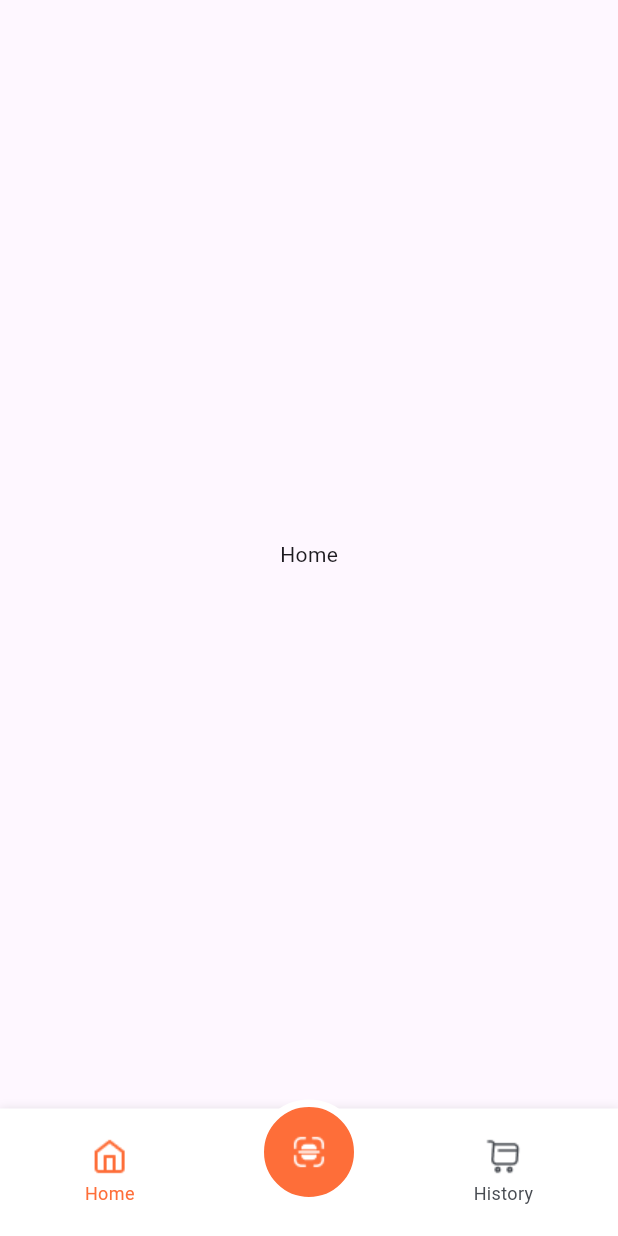
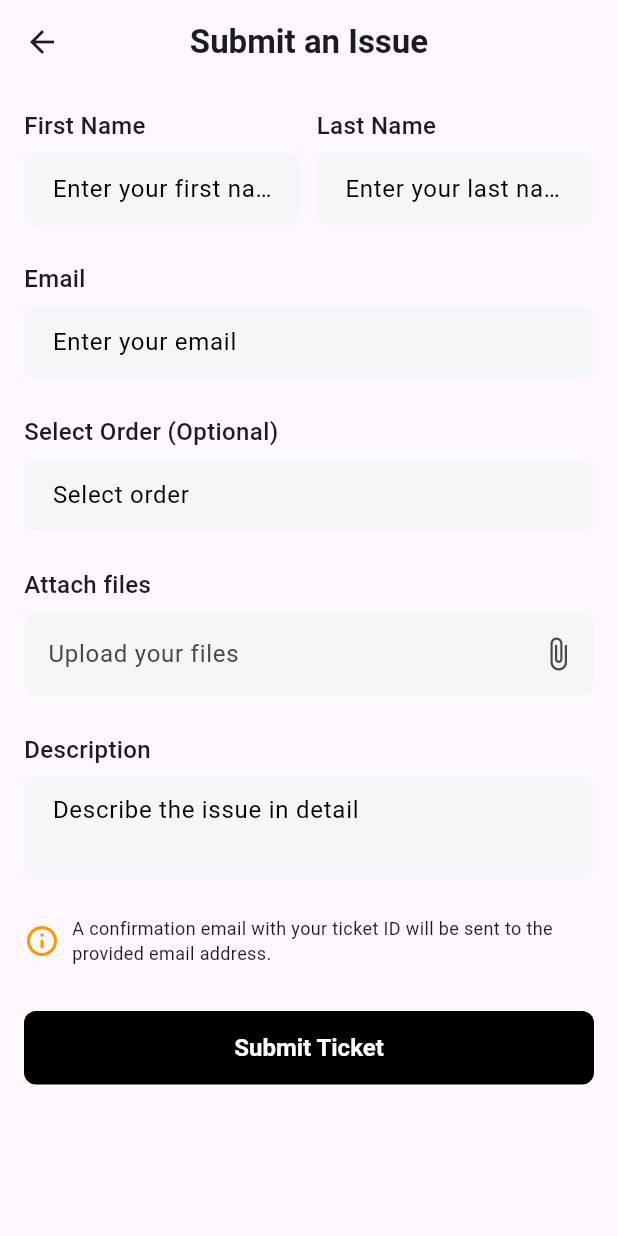
Before and after one commit to priyankanit/Restaurant_Pager_App, a Flutter app: the screen it shows after launch, on a phone screen of 412 x 824 dp. Run offline on Flutter 3.47's test engine with Material 3 defaults, Android fonts, the light colour scheme and no system bars; our stand-ins replace delightful_toast, flutter_svg, get, google_fonts, image_picker, pinput; missing offline and left inert: restaurant_pager, smart_auth.

Commit message:
sumbit issue UI done

```diff
--- /dev/null
+++ b/lib/controllers/tickets/raise_ticket.dart
@@ -0,0 +1,24 @@
+// controllers/issue_ticket_controller.dart
+import 'package:flutter/material.dart';
+import 'package:restuarant_pager_app/models/tickets/raise_ticket.dart';
+
+class IssueTicketController {
+  final GlobalKey<FormState> formKey = GlobalKey<FormState>();
+  IssueTicketModel ticket = IssueTicketModel(
+    firstName: '',
+    lastName: '',
+    email: '',
+    description: '',
+  );
+
+  void submitTicket(BuildContext context) {
+    if (formKey.currentState?.validate() ?? false) {
+      formKey.currentState?.save();
+      // Implement ticket submission logic here
+      // e.g., send ticket to server, show confirmation, etc.
+      ScaffoldMessenger.of(context).showSnackBar(
+        const SnackBar(content: Text('Ticket submitted successfully')),
+      );
+    }
+  }
+}
--- a/lib/main.dart
+++ b/lib/main.dart
@@ -2,6 +2,7 @@ import 'package:flutter/material.dart';
 import 'package:get/get.dart';
 import 'package:restuarant_pager_app/views/pages/dashboard/dashboard.dart';
 import 'package:restuarant_pager_app/views/pages/dashboard/dashboard_binding.dart';
+import 'package:restuarant_pager_app/views/tickets/raise_ticket.dart';
 
 
 void main() {
@@ -13,14 +14,15 @@ class MyApp extends StatelessWidget {
   Widget build(BuildContext context) {
     return GetMaterialApp( // GetMaterialApp is needed for GetX
       title: "DemoAppOnGetx",
-      initialRoute: '/',
-      getPages: [
-        GetPage(
-          name: '/',
-          page: () => const Dashboard(),
-          binding: DashboardBinding(),
-        )
-      ],
+      home: SubmitIssuePage(),
+      // initialRoute: '/',
+      // getPages: [
+      //   GetPage(
+      //     name: '/',
+      //     page: () => const Dashboard(),
+      //     binding: DashboardBinding(),
+      //   )
+      // ],
     );
   }
 }
--- /dev/null
+++ b/lib/models/tickets/raise_ticket.dart
@@ -0,0 +1,17 @@
+class IssueTicketModel {
+  String firstName;
+  String lastName;
+  String email;
+  String? selectedOrder;
+  String? filePath;
+  String description;
+
+  IssueTicketModel({
+    required this.firstName,
+    required this.lastName,
+    required this.email,
+    this.selectedOrder,
+    this.filePath,
+    required this.description,
+  });
+}
--- /dev/null
+++ b/lib/views/tickets/raise_ticket.dart
@@ -0,0 +1,133 @@
+import 'package:flutter/material.dart';
+import '../../widgets/textfield.dart';
+
+class SubmitIssuePage extends StatelessWidget {
+  final TextEditingController firstNameController = TextEditingController();
+  final TextEditingController lastNameController = TextEditingController();
+  final TextEditingController emailController = TextEditingController();
+  final TextEditingController descriptionController = TextEditingController();
+  final TextEditingController selectOrderController = TextEditingController();
+  final TextEditingController uploadFileController = TextEditingController();
+
+  @override
+  Widget build(BuildContext context) {
+    return Scaffold(
+      appBar: AppBar(
+        leading: Icon(Icons.arrow_back),
+        title: Text(
+          'Submit an Issue',
+          style: TextStyle(fontWeight: FontWeight.w700),
+        ),
+        centerTitle: true,
+      ),
+      body: Padding(
+        padding: const EdgeInsets.all(16.0),
+        child: Column(
+          children: [
+            Row(
+              children: [
+                Expanded(
+                  child: CustomTextField(
+                    label: 'First Name',
+                    hint: 'Enter your first name',
+                    controller: firstNameController,
+                  ),
+                ),
+                SizedBox(width: 10), // Space between the two fields
+                Expanded(
+                  child: CustomTextField(
+                    label: 'Last Name',
+                    hint: 'Enter your last name',
+                    controller: lastNameController,
+                  ),
+                ),
+              ],
+            ),
+            SizedBox(height:24), // Space between rows
+            CustomTextField(
+              label: 'Email',
+              hint: 'Enter your email',
+              controller: emailController,
+            ),
+            SizedBox(height:24),
+            CustomTextField(
+                label: 'Select Order (Optional)',
+                hint: 'Select order',
+                controller: selectOrderController),
+            SizedBox(height:24),
+            Column(
+              crossAxisAlignment: CrossAxisAlignment.start,
+              children: [
+                Text(
+                  'Attach files',
+                  style: TextStyle(
+                    fontSize: 16,
+                    fontWeight: FontWeight.w500,
+                  ),
+                ),
+                SizedBox(height: 7),
+                TextField(
+                  controller: uploadFileController,
+                  readOnly: true,
+                  decoration: InputDecoration(
+                    hintText: 'Upload your files',
+                    suffixIcon: Icon(Icons.attach_file),
+                    border: OutlineInputBorder(
+                        borderRadius: BorderRadius.circular(10.0),
+                        borderSide: BorderSide.none),
+                    filled: true,
+                    fillColor: Colors.grey.shade100,
+                  ),
+                  onTap: () {
+                    // Handle file upload
+                  },
+                ),
+              ],
+            ),
+            SizedBox(height:24), // Space between fields and description
+            CustomTextField(
+              label: 'Description',
+              hint: 'Describe the issue in detail',
+              controller: descriptionController,
+              lines: 2,
+            ),
+            SizedBox(height:24),
+            Row(
+              children: [
+                Icon(Icons.info_outline_rounded, color: Colors.orange),
+                SizedBox(width: 8), // Space between the icon and the text
+                Expanded(
+                  child: Text(
+                    'A confirmation email with your ticket ID will be sent to the provided email address.',
+                    maxLines: 2,
+                    style: TextStyle(fontSize: 12),
+                  ),
+                ),
+              ],
+            ),
+            SizedBox(height:30),
+            SizedBox(
+              width: double.infinity,
+              child: TextButton(
+                onPressed: () {
+                  // Handle form submission
+                },
+                style: TextButton.styleFrom(
+                  padding: EdgeInsets.symmetric(vertical: 15.0, horizontal: 30.0),
+                  textStyle: TextStyle(fontSize: 16),
+                  backgroundColor: Colors.black,
+                  foregroundColor: Colors.white,
+                  shape: RoundedRectangleBorder(
+                    borderRadius: BorderRadius.circular(8.0),
+                  ),
+                ),
+                child: Text('Submit Ticket',style: TextStyle(fontWeight: FontWeight.bold,),
+              ),
+            ),
+            ),
+          ],
+        ),
+      ),
+    );
+  }
+}
--- /dev/null
+++ b/lib/widgets/textfield.dart
@@ -0,0 +1,48 @@
+import 'package:flutter/material.dart';
+
+class CustomTextField extends StatelessWidget {
+  final String label;
+  final String hint;
+  final TextEditingController controller;
+  final int lines;
+
+  const CustomTextField({
+    Key? key,
+    required this.label,
+    required this.hint,
+    required this.controller,
+    this.lines = 1,
+  }) : super(key: key);
+
+  @override
+  Widget build(BuildContext context) {
+    return Column(
+      crossAxisAlignment: CrossAxisAlignment.start,
+      children: [
+        Text(
+          label,
+          style: TextStyle(
+            fontSize: 16,
+            fontWeight: FontWeight.w500,
+          ),
+        ),
+        SizedBox(height: 7),
+        TextField(
+          maxLines: lines,
+          controller: controller,
+          decoration: InputDecoration(
+            hintText: hint,
+            hintStyle: TextStyle(color: Colors.black),
+            filled: true,
+            fillColor: Color(0xFFF4F6FA),
+            contentPadding: EdgeInsets.symmetric(vertical: 10, horizontal: 15),
+            border: OutlineInputBorder(
+              borderRadius: BorderRadius.circular(8.0),
+              borderSide: BorderSide.none,
+            ),
+          ),
+        ),
+      ],
+    );
+  }
+}
```
Also changed, not shown: lib/views/tickets/ticket_history.dart (renamed from lib/views/pages/tickets/ticket_history.dart), pubspec.lock.
